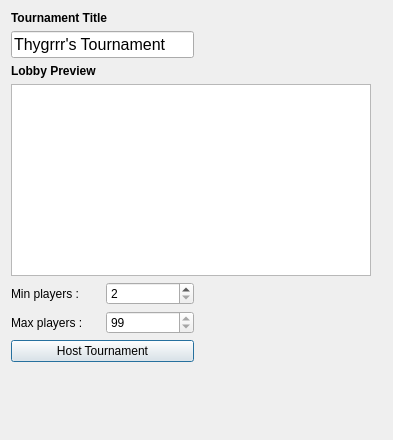
FAForever/client, file src/_res/tournaments/host.ui: the form before one commit.
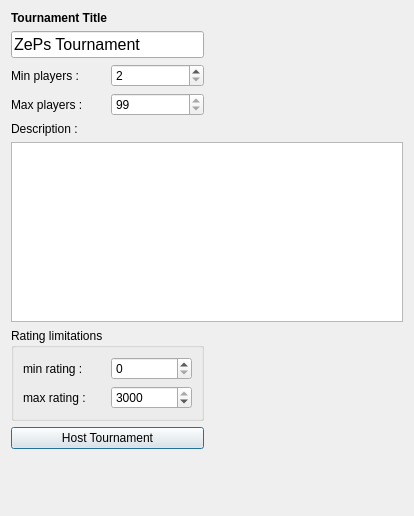
The form after the commit.

Commit message: Swiss tournaments listing.

Diff of the .ui file:
```diff
--- a/src/_res/tournaments/host.ui
+++ b/src/_res/tournaments/host.ui
@@ -6,14 +6,14 @@
    <rect>
     <x>0</x>
     <y>0</y>
-    <width>393</width>
-    <height>440</height>
+    <width>414</width>
+    <height>516</height>
    </rect>
   </property>
   <property name="windowTitle">
    <string>Dialog</string>
   </property>
-  <layout class="QGridLayout" name="gridLayout">
+  <layout class="QGridLayout" name="gridLayout_3">
    <item row="0" column="0">
     <widget class="QLabel" name="label">
      <property name="font">
@@ -35,7 +35,7 @@
       </font>
      </property>
      <property name="text">
-      <string>Thygrrr's Tournament</string>
+      <string>ZePs Tournament</string>
      </property>
      <property name="maxLength">
       <number>25</number>
@@ -43,86 +43,6 @@
     </widget>
    </item>
    <item row="2" column="0">
-    <widget class="QLabel" name="label_3">
-     <property name="font">
-      <font>
-       <weight>75</weight>
-       <bold>true</bold>
-      </font>
-     </property>
-     <property name="text">
-      <string>Lobby Preview</string>
-     </property>
-    </widget>
-   </item>
-   <item row="3" column="0" colspan="2">
-    <widget class="QListWidget" name="gamePreview">
-     <property name="sizePolicy">
-      <sizepolicy hsizetype="Fixed" vsizetype="Fixed">
-       <horstretch>0</horstretch>
-       <verstretch>0</verstretch>
-      </sizepolicy>
-     </property>
-     <property name="minimumSize">
-      <size>
-       <width>360</width>
-       <height>120</height>
-      </size>
-     </property>
-     <property name="focusPolicy">
-      <enum>Qt::NoFocus</enum>
-     </property>
-     <property name="lineWidth">
-      <number>0</number>
-     </property>
-     <property name="verticalScrollBarPolicy">
-      <enum>Qt::ScrollBarAlwaysOff</enum>
-     </property>
-     <property name="horizontalScrollBarPolicy">
-      <enum>Qt::ScrollBarAlwaysOff</enum>
-     </property>
-     <property name="autoScroll">
-      <bool>false</bool>
-     </property>
-     <property name="selectionMode">
-      <enum>QAbstractItemView::NoSelection</enum>
-     </property>
-     <property name="iconSize">
-      <size>
-       <width>100</width>
-       <height>100</height>
-      </size>
-     </property>
-     <property name="textElideMode">
-      <enum>Qt::ElideMiddle</enum>
-     </property>
-     <property name="verticalScrollMode">
-      <enum>QAbstractItemView::ScrollPerPixel</enum>
-     </property>
-     <property name="horizontalScrollMode">
-      <enum>QAbstractItemView::ScrollPerPixel</enum>
-     </property>
-     <property name="movement">
-      <enum>QListView::Static</enum>
-     </property>
-     <property name="flow">
-      <enum>QListView::LeftToRight</enum>
-     </property>
-     <property name="resizeMode">
-      <enum>QListView::Adjust</enum>
-     </property>
-     <property name="viewMode">
-      <enum>QListView::IconMode</enum>
-     </property>
-     <property name="uniformItemSizes">
-      <bool>true</bool>
-     </property>
-     <property name="sortingEnabled">
-      <bool>true</bool>
-     </property>
-    </widget>
-   </item>
-   <item row="4" column="0">
     <layout class="QHBoxLayout" name="horizontalLayout">
      <item>
       <widget class="QLabel" name="label_2">
@@ -143,7 +63,7 @@
      </item>
     </layout>
    </item>
-   <item row="4" column="1" rowspan="2">
+   <item row="2" column="1">
     <spacer name="horizontalSpacer">
      <property name="orientation">
       <enum>Qt::Horizontal</enum>
@@ -156,7 +76,7 @@
      </property>
     </spacer>
    </item>
-   <item row="5" column="0" rowspan="2">
+   <item row="3" column="0">
     <layout class="QHBoxLayout" name="horizontalLayout_2">
      <item>
       <widget class="QLabel" name="label_4">
@@ -177,14 +97,101 @@
      </item>
     </layout>
    </item>
-   <item row="7" column="0">
+   <item row="4" column="0" colspan="2">
+    <layout class="QGridLayout" name="gridLayout_2">
+     <item row="0" column="0">
+      <widget class="QLabel" name="label_7">
+       <property name="text">
+        <string>Description :</string>
+       </property>
+      </widget>
+     </item>
+     <item row="1" column="0">
+      <widget class="QTextBrowser" name="descriptionText">
+       <property name="readOnly">
+        <bool>false</bool>
+       </property>
+      </widget>
+     </item>
+    </layout>
+   </item>
+   <item row="5" column="0">
+    <widget class="QGroupBox" name="groupBox">
+     <property name="title">
+      <string>Rating limitations</string>
+     </property>
+     <layout class="QGridLayout" name="gridLayout">
+      <item row="0" column="0">
+       <layout class="QHBoxLayout" name="horizontalLayout_3">
+        <item>
+         <widget class="QLabel" name="label_5">
+          <property name="text">
+           <string>min rating :</string>
+          </property>
+         </widget>
+        </item>
+        <item>
+         <widget class="QSpinBox" name="minRating">
+          <property name="suffix">
+           <string/>
+          </property>
+          <property name="minimum">
+           <number>0</number>
+          </property>
+          <property name="maximum">
+           <number>3000</number>
+          </property>
+          <property name="singleStep">
+           <number>100</number>
+          </property>
+          <property name="value">
+           <number>0</number>
+          </property>
+         </widget>
+        </item>
+       </layout>
+      </item>
+      <item row="1" column="0">
+       <layout class="QHBoxLayout" name="horizontalLayout_4">
+        <item>
+         <widget class="QLabel" name="label_6">
+          <property name="text">
+           <string>max rating :</string>
+          </property>
+         </widget>
+        </item>
+        <item>
+         <widget class="QSpinBox" name="maxRating">
+          <property name="suffix">
+           <string/>
+          </property>
+          <property name="minimum">
+           <number>0</number>
+          </property>
+          <property name="maximum">
+           <number>3000</number>
+          </property>
+          <property name="singleStep">
+           <number>100</number>
+          </property>
+          <property name="value">
+           <number>3000</number>
+          </property>
+         </widget>
+        </item>
+       </layout>
+      </item>
+     </layout>
+    </widget>
+   </item>
+   <item row="6" column="0">
     <widget class="QPushButton" name="hostButton">
      <property name="text">
       <string>Host Tournament</string>
      </property>
     </widget>
    </item>
-   <item row="8" column="0">
+   <item row="7" column="0">
     <spacer name="verticalSpacer">
      <property name="orientation">
       <enum>Qt::Vertical</enum>
```
The commit also changes 7 other files.
